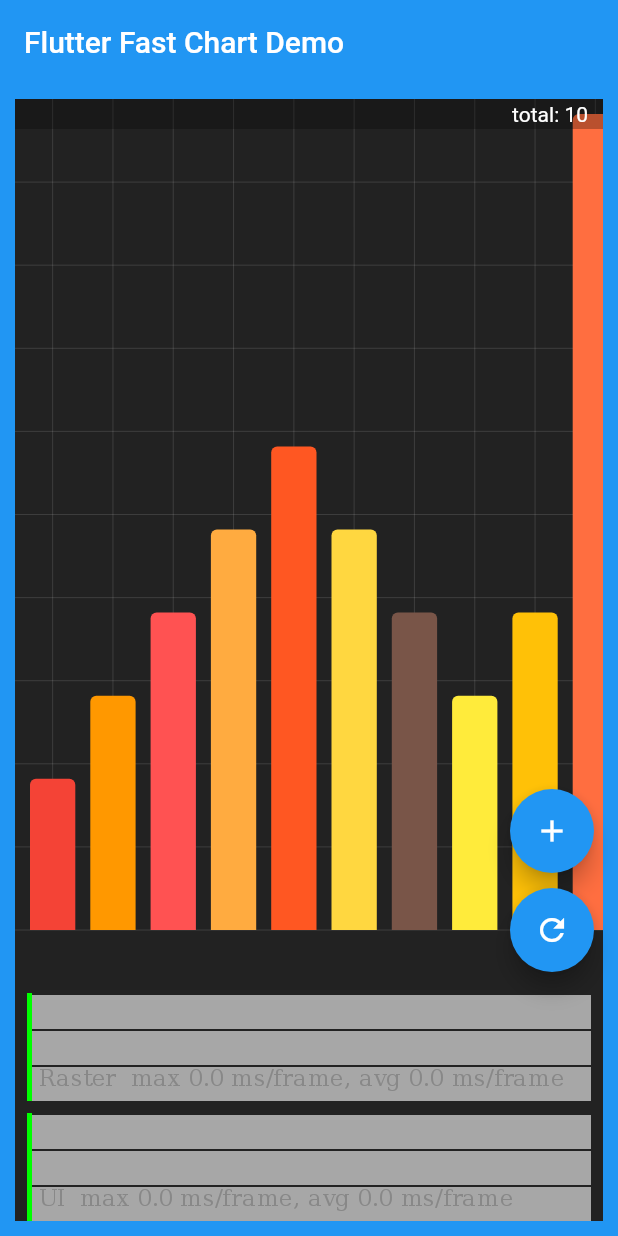
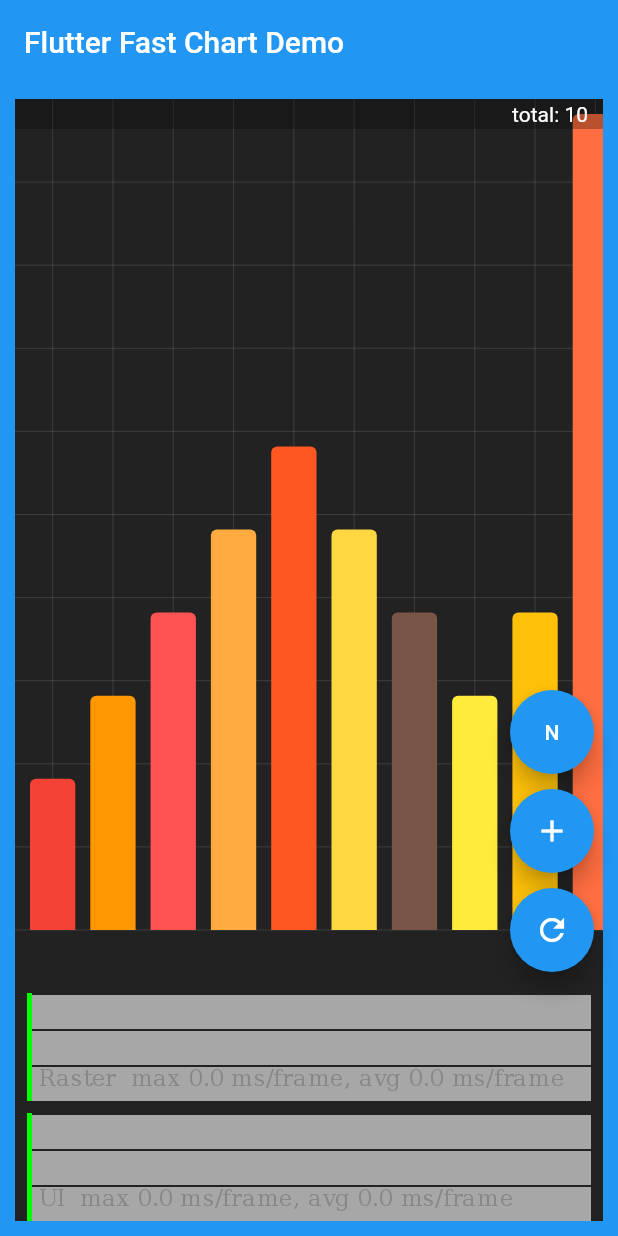
Before and after one commit to guid-empty/fast_chart_demo, a Flutter app: the screen it shows after launch, on a phone screen of 412 x 824 dp. Run offline on Flutter 3.47's test engine with Material 2 defaults, Android fonts, the phone set to English and light mode, and no system bars.

Commit message:
Четвертый шаг - Добавили в App кнопку поверх графика. Смотрим консоль, анализируем вывод, видим лишние операции нашего CPU.

```diff
--- a/lib/main.dart
+++ b/lib/main.dart
@@ -118,6 +118,12 @@ class _MyHomePageState extends State<MyHomePage> {
         children: [
           SizedBox(height: 10),
           FloatingActionButton(
+            onPressed: () {},
+            tooltip: 'Do Nothing',
+            child: Text('N'),
+          ),
+          SizedBox(height: 10),
+          FloatingActionButton(
             onPressed: () => _add100(),
             tooltip: 'Increment',
             child: Icon(Icons.add),
```
